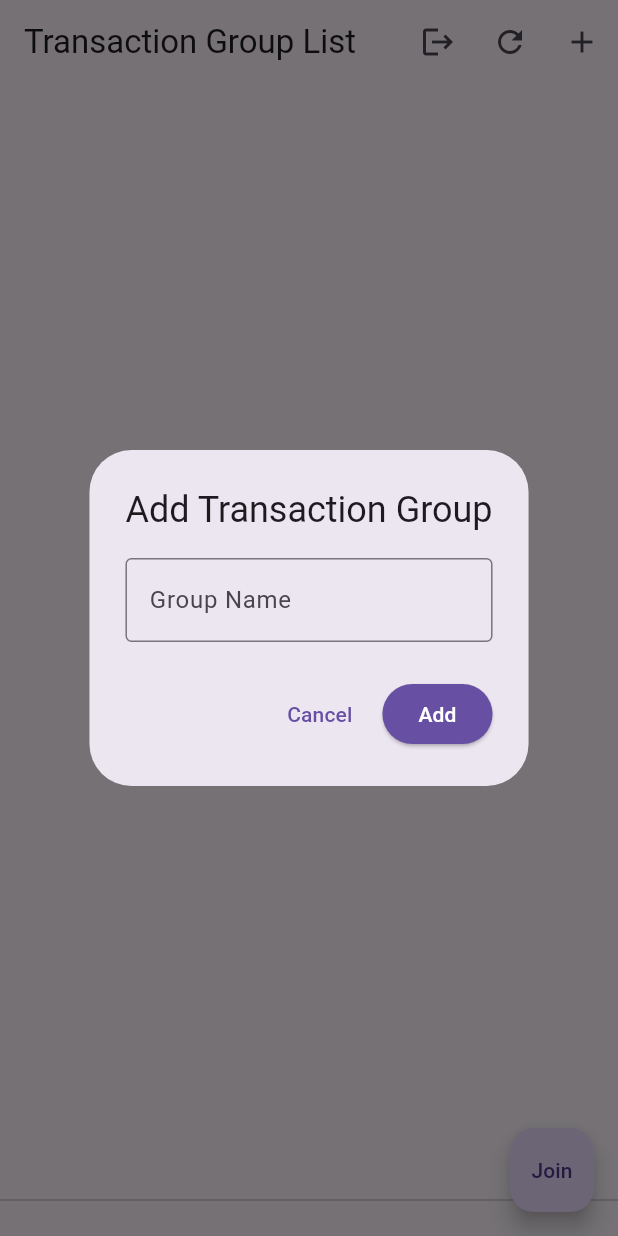
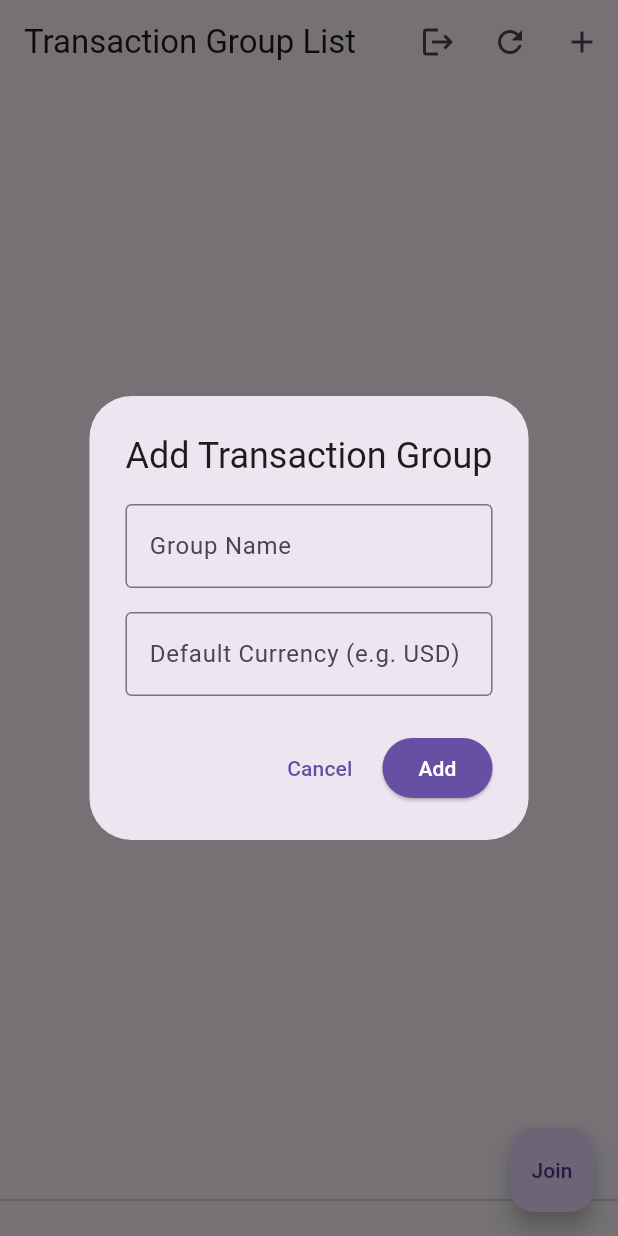
Before and after one commit to zyiology/splitter, a Flutter app: the screen it shows once a user with an empty profile is signed in, after a tap on the "add" icon, on a phone screen of 412 x 824 dp. Run offline on Flutter 3.47's test engine with Material 3 defaults, Android fonts, the phone set to English and light mode, and no system bars; our stand-ins replace cloud_firestore, cloud_functions, firebase_auth, firebase_core, google_sign_in; missing offline and left inert: dart:ffi; accounts and stored records are empty; generated files the repository leaves out were written again.

Commit message:
feat: Request user for default currency when creating transactionGroup
-fixed currencyRates not reflecting id
-added defaultCurrencyId to SplitterTransactionGroup to track it
-display default currency symbol instead of just $ on settlement screen
-add field to add_transaction_group_dialog to receive this input

```diff
--- a/lib/models/transaction_group.dart
+++ b/lib/models/transaction_group.dart
@@ -10,6 +10,7 @@ class SplitterTransactionGroup {
   final String groupName;
   final DateTime createdAt;
   final String inviteToken;
+  final String? defaultCurrencyId;
 
   SplitterTransactionGroup({
     this.id,
@@ -19,6 +20,7 @@ class SplitterTransactionGroup {
     required this.groupName,
     required this.createdAt,
     required this.inviteToken,
+    this.defaultCurrencyId, // can't make this required because it's a subcollection of the group
   });
 
   // Factory constructor to create a TransactionGroup from Firestore Document
@@ -34,6 +36,7 @@ class SplitterTransactionGroup {
       groupName: data['groupName'] as String,
       createdAt: (data['createdAt'] as Timestamp).toDate(),
       inviteToken: data['inviteToken'] as String,
+      defaultCurrencyId: data['defaultCurrencyId'] as String,
     );
   }
 
@@ -46,6 +49,7 @@ class SplitterTransactionGroup {
       'groupName': groupName,
       'createdAt': Timestamp.fromDate(createdAt),
       'inviteToken': inviteToken,
+      'defaultCurrencyId': defaultCurrencyId ?? '',
     };
   }
 
@@ -57,6 +61,7 @@ class SplitterTransactionGroup {
     String? groupName,
     DateTime? createdAt,
     String? inviteToken,
+    String? defaultCurrencyId,
   }) {
     return SplitterTransactionGroup(
       id: id ?? this.id,
@@ -66,6 +71,7 @@ class SplitterTransactionGroup {
       groupName: groupName ?? this.groupName,
       createdAt: createdAt ?? this.createdAt,
       inviteToken: inviteToken ?? this.inviteToken,
+      defaultCurrencyId: defaultCurrencyId ?? this.defaultCurrencyId,
     );
   }
 }
--- a/lib/screens/add_transaction_group_dialog.dart
+++ b/lib/screens/add_transaction_group_dialog.dart
@@ -1,6 +1,7 @@
 // lib/screens/add_transaction_group_dialog.dart
 import 'package:flutter/material.dart';
 import 'package:flutter/services.dart';
+import 'package:splitter/models/currency_rate.dart';
 import '../providers/app_state.dart';
 import '../models/transaction_group.dart';
 import '../providers/utils.dart';
@@ -17,19 +18,29 @@ class AddTransactionGroupDialog extends StatefulWidget {
 
 class _AddTransactionGroupDialogState extends State<AddTransactionGroupDialog> {
   final TextEditingController _controller = TextEditingController();
+  final TextEditingController _currencyController = TextEditingController();
   bool isLoading = false;
 
   @override
   void dispose() {
     _controller.dispose();
+    _currencyController.dispose();
     super.dispose();
   }
 
   Future<void> _addGroup() async {
     String groupName = _controller.text.trim();
+    String currency = _currencyController.text.trim();
+
     if (groupName.isEmpty) {
       ScaffoldMessenger.of(context).showSnackBar(
         SnackBar(content: Text('Group name cannot be empty.')),
+      );
+      return;
+    }
+    if (currency.isEmpty) {
+      ScaffoldMessenger.of(context).showSnackBar(
+        SnackBar(content: Text('Currency cannot be empty.')),
       );
       return;
     }
@@ -52,8 +63,19 @@ class _AddTransactionGroupDialogState extends State<AddTransactionGroupDialog> {
         inviteToken: generateInviteToken(),
       );
 
+      print('prepared transaction group');
+
       // Perform the async operation
       SplitterTransactionGroup addedGroup = await widget.appState.addTransactionGroup(group);
+      print('added transaction group');
+
+      // add the currency to the currency rates and update the current transaction group
+      CurrencyRate currRate = await widget.appState.addCurrencyRate(currency, 1.0, groupId:addedGroup.id);
+      print('added currency rate');
+      addedGroup = addedGroup.copyWith(defaultCurrencyId: currRate.id);
+
+      // update the firestore document with the currency id
+      await widget.appState.updateTransactionGroup(addedGroup);
 
       // After the await, check if the widget is still mounted
       if (!mounted) return;
@@ -61,13 +83,6 @@ class _AddTransactionGroupDialogState extends State<AddTransactionGroupDialog> {
       // Update the current transaction group
       widget.appState.updateCurrentTransactionGroup(addedGroup);
 
-      // Navigator.of(context).pop(); // Close the dialog
-
-      // // Navigate to TransactionGroupScreen
-      // Navigator.push(
-      //   context,
-      //   MaterialPageRoute(builder: (context) => TransactionGroupScreen()),
-      // );
       if (mounted) {
         Navigator.pushReplacement(
           context,
@@ -96,13 +111,27 @@ class _AddTransactionGroupDialogState extends State<AddTransactionGroupDialog> {
               height: 80,
               child: Center(child: CircularProgressIndicator()),
             )
-          : TextField(
-              controller: _controller,
-              decoration: InputDecoration(
-                hintText: "Group Name",
-                border: OutlineInputBorder(),
+          : Column(
+            mainAxisSize: MainAxisSize.min,
+            children: [
+              TextField(
+                controller: _controller,
+                decoration: InputDecoration(
+                  hintText: "Group Name",
+                  border: OutlineInputBorder(),
+                ),
               ),
-            ),
+              // Spacing between fields
+              SizedBox(height: 16),
+              TextField(
+                controller: _currencyController,
+                decoration: InputDecoration(
+                  hintText: "Default Currency (e.g. USD)",
+                  border: OutlineInputBorder(),
+                ),
+              )
+            ]
+          ),
       actions: [
         TextButton(
           onPressed: isLoading ? null : () => Navigator.of(context).pop(),
--- a/lib/screens/transaction_group_screen.dart
+++ b/lib/screens/transaction_group_screen.dart
@@ -3,7 +3,6 @@ import 'package:flutter/material.dart';
 import 'package:provider/provider.dart';
 import 'package:flutter/services.dart';
 import 'package:splitter/screens/home_screen.dart';
-import 'package:splitter/screens/sign_in_screen.dart';
 import '../providers/app_state.dart';
 import 'add_transaction_screen.dart';
 import 'manage_participants_screen.dart';
@@ -136,7 +135,7 @@ class TransactionGroupScreen extends StatelessWidget {
             final transaction = appState.transactions[index];
             return ListTile(
               title: Text(
-                '${transaction.payer} paid ${transaction.currency}${transaction.amount.toStringAsFixed(2)} ',
+                '${transaction.payer} paid ${transaction.currencySymbol}${transaction.amount.toStringAsFixed(2)} ',
               ),
               subtitle: Text(
                 'Payees: ${transaction.payees.join(', ')}'
@@ -161,7 +160,7 @@ class TransactionGroupScreen extends StatelessWidget {
               final settlement = appState.settlements[index];
               return ListTile(
                 title: Text(
-                  '${settlement.debtor} owes ${settlement.creditor} \$${settlement.amount.toStringAsFixed(2)}',
+                  '${settlement.debtor} owes ${settlement.creditor} ${appState.getCurrentTransactionCurrencySymbol()}${settlement.amount.toStringAsFixed(2)}',
                 ),
               );
             },
```
Also changed, not shown: lib/providers/app_state.dart (+28 -3 lines).
